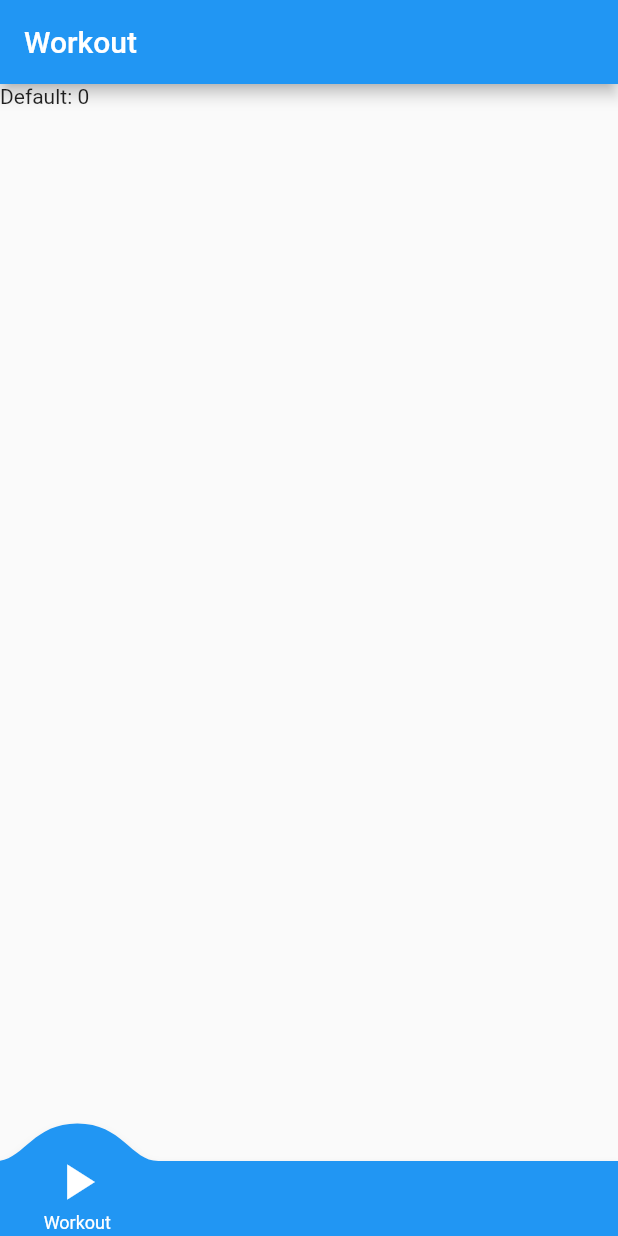
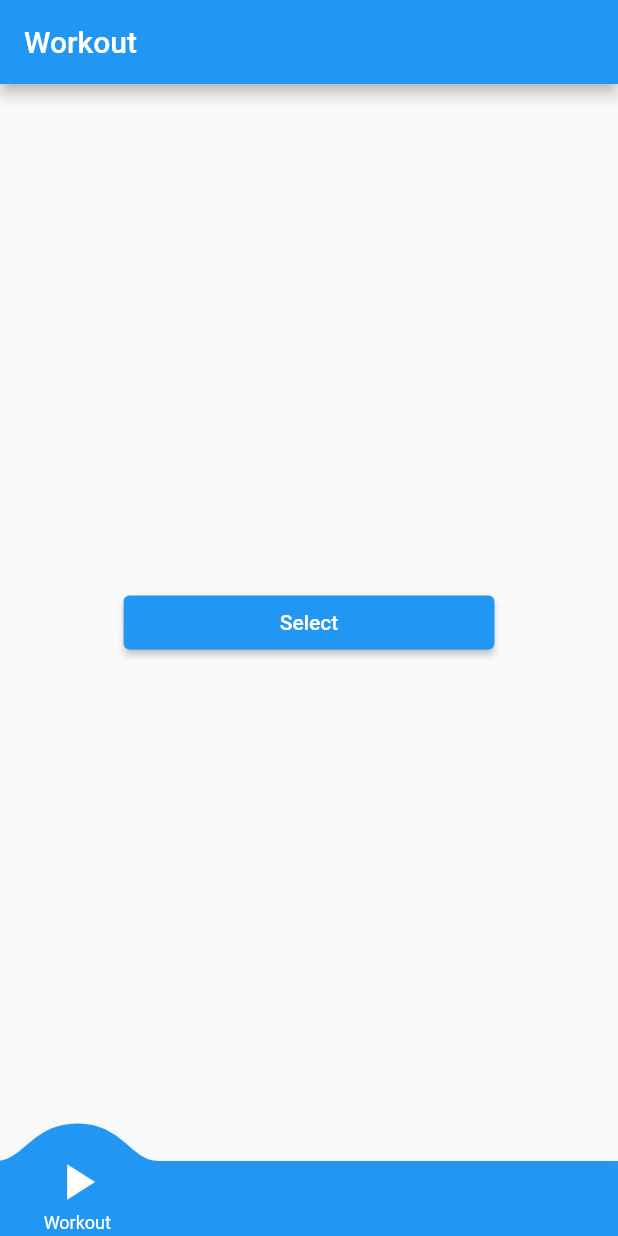
Before and after one commit to norrdev/OpenGym, a Flutter app: the screen it shows after launch, on a phone screen of 412 x 824 dp. Run offline on Flutter 3.47's test engine with Material 2 defaults, Android fonts, the phone set to English and light mode, and no system bars; drawn by our look-alikes of convex_bottom_bar; our stand-ins replace audioplayers, circular_countdown_timer, flutter_markdown, package_info_plus, sqflite; accounts and stored records are empty; statements that could not run were skipped.

Commit message:
Workout start page. Fixes #25

```diff
--- a/lib/pages/timer/train_start_page.dart
+++ b/lib/pages/timer/train_start_page.dart
@@ -1,5 +1,9 @@
+import 'dart:async';
+
 import 'package:flutter/cupertino.dart';
 import 'package:flutter/material.dart';
+import 'package:npng/config.dart';
+import 'package:npng/pages/routines/routines_page.dart';
 import 'package:npng/widgets/bottom_bar.dart';
 import 'package:npng/widgets/multiplatform_widgets.dart';
 import 'package:npng/generated/l10n.dart';
@@ -14,17 +18,28 @@ class TrainStartPage extends StatefulWidget {
 
 class _TrainStartPageState extends State<TrainStartPage> {
   int defRoutine = 0;
+  List<Map<String, dynamic>> _days = [];
 
   @override
   void initState() {
-    getDefaultRoutine();
+    _getDefaultRoutine();
     super.initState();
   }
 
-  void getDefaultRoutine() async {
+  void _getDefaultRoutine() async {
     List<Map<String, dynamic>> _user = [];
     _user = await db!.query('user', where: 'id = ?', whereArgs: [1]);
     defRoutine = _user.first['routines_id'] ?? 0;
+    _refresh();
+  }
+
+  void _refresh() async {
+    _days = await db!.query(
+      'days',
+      orderBy: 'ord',
+      where: 'routines_id = ?',
+      whereArgs: [defRoutine],
+    );
     setState(() {});
   }
 
@@ -34,10 +49,54 @@ class _TrainStartPageState extends State<TrainStartPage> {
       appBar: MpAppBar(
         title: Text(S.of(context).pageWorkout),
       ),
-      body: Container(
-        constraints: BoxConstraints.expand(),
-        child: Text('Default: $defRoutine'),
-      ),
+      body: (defRoutine == 0)
+          ? Row(
+              // if default == NULL
+              mainAxisAlignment: MainAxisAlignment.center,
+              crossAxisAlignment: CrossAxisAlignment.center,
+              children: [
+                  Expanded(
+                    flex: 1,
+                    child: Container(),
+                  ),
+                  Expanded(
+                    flex: 3,
+                    child: MpButton(
+                      label: 'Select',
+                      onPressed: () => Navigator.pushNamedAndRemoveUntil(
+                          context, RoutinesPage.id, (route) => false),
+                    ),
+                  ),
+                  Expanded(
+                    flex: 1,
+                    child: Container(),
+                  ),
+                ])
+          : Container(
+              constraints: BoxConstraints.expand(),
+              child: SafeArea(
+                child: Theme(
+                  data: (darkModeOn) ? kMaterialDark : kMaterialLight,
+                  child: ListView.builder(
+                    itemCount: _days.length,
+                    itemBuilder: (context, index) {
+                      final item = _days[index];
+                      return Material(
+                        type: MaterialType.transparency,
+                        child: ListTile(
+                          title: Text(item['name']),
+                          subtitle: Text(item['description']),
+                          onTap: () {},
+                          trailing: Icon((isApple)
+                              ? CupertinoIcons.play_circle
+                              : Icons.play_circle),
+                        ),
+                      );
+                    },
+                  ),
+                ),
+              ),
+            ),
       bottomNavigationBar: BottomBar(initialActiveIndex: 0),
     );
   }
```
Also changed, not shown: lib/pages/routines/days_page.dart (+6 -1 lines).
